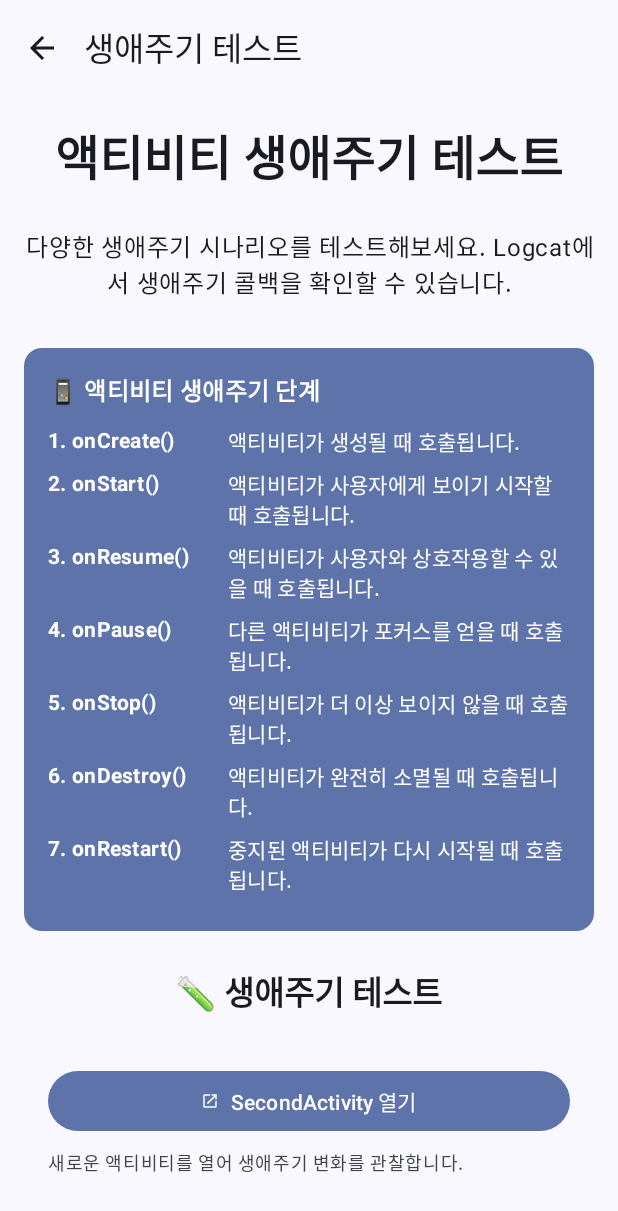
After one commit to bookhabit/android-applications, an Android app built with Jetpack Compose: the LifecycleTestScreen screen opened through its navigation route, on a phone screen of 412 x 824 dp. The commit adds this screen. Shown: the top 1211 px of the screen. Run offline under Robolectric (Android 15) with nearby library versions, the phone set to English and light mode, and no system bars.

Commit message:
feat: 생애주기 테스트 스크린 추가 및 MainActivity, SecondActivity에 생애주기 로그 추가

```diff
--- a/app/src/main/java/com/example/android_applicatoins/MainActivity.kt
+++ b/app/src/main/java/com/example/android_applicatoins/MainActivity.kt
@@ -1,6 +1,7 @@
 package com.example.android_applicatoins
 
 import android.os.Bundle
+import android.util.Log
 import androidx.activity.ComponentActivity
 import androidx.activity.compose.setContent
 import androidx.activity.enableEdgeToEdge
@@ -8,8 +9,12 @@ import com.example.android_applicatoins.navigation.AppNavigation
 import com.example.android_applicatoins.ui.theme.AndroidapplicatoinsTheme
 
 class MainActivity : ComponentActivity() {
+
+    private val TAG = "MainActivity_Lifecycle"
+
     override fun onCreate(savedInstanceState: Bundle?) {
         super.onCreate(savedInstanceState)
+        Log.d(TAG, "onCreate() 호출됨")
         enableEdgeToEdge()
         setContent {
             AndroidapplicatoinsTheme {
@@ -17,4 +22,34 @@ class MainActivity : ComponentActivity() {
             }
         }
     }
+
+    override fun onStart() {
+        super.onStart()
+        Log.d(TAG, "onStart() 호출됨")
+    }
+
+    override fun onResume() {
+        super.onResume()
+        Log.d(TAG, "onResume() 호출됨")
+    }
+
+    override fun onPause() {
+        super.onPause()
+        Log.d(TAG, "onPause() 호출됨")
+    }
+
+    override fun onStop() {
+        super.onStop()
+        Log.d(TAG, "onStop() 호출됨")
+    }
+
+    override fun onRestart() {
+        super.onRestart()
+        Log.d(TAG, "onRestart() 호출됨")
+    }
+
+    override fun onDestroy() {
+        super.onDestroy()
+        Log.d(TAG, "onDestroy() 호출됨")
+    }
 }
--- a/app/src/main/java/com/example/android_applicatoins/SecondActivity.kt
+++ b/app/src/main/java/com/example/android_applicatoins/SecondActivity.kt
@@ -1,6 +1,7 @@
 package com.example.android_applicatoins
 
 import android.os.Bundle
+import android.util.Log
 import androidx.activity.ComponentActivity
 import androidx.activity.compose.setContent
 import android.content.Intent
@@ -30,8 +31,12 @@ import androidx.compose.ui.unit.dp
 import com.example.android_applicatoins.ui.theme.AndroidapplicatoinsTheme
 
 class SecondActivity : ComponentActivity() {
+
+    private val TAG = "SecondActivity_Lifecycle"
+
     override fun onCreate(savedInstanceState: Bundle?) {
         super.onCreate(savedInstanceState)
+        Log.d(TAG, "onCreate() 호출됨")
         setContent {
             AndroidapplicatoinsTheme {
                 Surface(
@@ -56,6 +61,36 @@ class SecondActivity : ComponentActivity() {
                 }
             }
         }
+    }
+
+    override fun onStart() {
+        super.onStart()
+        Log.d(TAG, "onStart() 호출됨")
+    }
+
+    override fun onResume() {
+        super.onResume()
+        Log.d(TAG, "onResume() 호출됨")
+    }
+
+    override fun onPause() {
+        super.onPause()
+        Log.d(TAG, "onPause() 호출됨")
+    }
+
+    override fun onStop() {
+        super.onStop()
+        Log.d(TAG, "onStop() 호출됨")
+    }
+
+    override fun onRestart() {
+        super.onRestart()
+        Log.d(TAG, "onRestart() 호출됨")
+    }
+
+    override fun onDestroy() {
+        super.onDestroy()
+        Log.d(TAG, "onDestroy() 호출됨")
     }
 }
 
--- a/app/src/main/java/com/example/android_applicatoins/navigation/AppNavigation.kt
+++ b/app/src/main/java/com/example/android_applicatoins/navigation/AppNavigation.kt
@@ -26,6 +26,7 @@ import com.example.android_applicatoins.screens.basic.StepCounterScreen
 import com.example.android_applicatoins.screens.basic.GalleryScreen
 import com.example.android_applicatoins.screens.basic.IntentTestScreen
 import com.example.android_applicatoins.screens.basic.ImplicitIntentTestScreen
+import com.example.android_applicatoins.screens.basic.LifecycleTestScreen
 import com.example.android_applicatoins.screens.basic.listView.AdapterViewDemoScreen
 import com.example.android_applicatoins.screens.basic.listView.RecyclerViewDemoScreen
 import com.example.android_applicatoins.screens.basic.listView.SpinnerDemoScreen
@@ -62,6 +63,7 @@ sealed class Screen(val route: String) {
     object Gallery : Screen("gallery")
     object IntentTest : Screen("intent-test")
     object ImplicitIntentTest : Screen("implicit-intent-test")
+    object LifecycleTest : Screen("lifecycle-test")
 
     // 리스트 뷰 관련 스크린들
     object ListView : Screen("list-view")
@@ -118,6 +120,7 @@ fun AppNavigation(
                         "list-view" -> navController.navigate(Screen.ListView.route)
                         "intent-test" -> navController.navigate(Screen.IntentTest.route)
                         "implicit-intent-test" -> navController.navigate(Screen.ImplicitIntentTest.route)
+                        "lifecycle-test" -> navController.navigate(Screen.LifecycleTest.route)
                     }
                 }
             )
@@ -255,6 +258,12 @@ fun AppNavigation(
             )
         }
 
+        composable(Screen.LifecycleTest.route) {
+            LifecycleTestScreen(
+                onBackPressed = { navController.popBackStack() }
+            )
+        }
+
         // 리스트 뷰 관련 스크린들
         composable(Screen.ListView.route) {
             ListViewScreen(
--- a/app/src/main/java/com/example/android_applicatoins/screens/basic/BasicScreen.kt
+++ b/app/src/main/java/com/example/android_applicatoins/screens/basic/BasicScreen.kt
@@ -147,6 +147,13 @@ fun BasicScreen(
             description = "다양한 암시적 인텐트를 테스트해보세요",
             icon = Icons.Default.Language,
             route = "implicit-intent-test"
+        ),
+        AppItem(
+            id = "lifecycle-test",
+            title = "생애주기 테스트",
+            description = "액티비티 생애주기를 테스트해보세요",
+            icon = Icons.Default.Refresh,
+            route = "lifecycle-test"
         )
     )
 
--- /dev/null
+++ b/app/src/main/java/com/example/android_applicatoins/screens/basic/LifecycleTestScreen.kt
@@ -0,0 +1,330 @@
+package com.example.android_applicatoins.screens.basic
+
+import android.content.Intent
+import androidx.compose.foundation.layout.*
+import androidx.compose.foundation.rememberScrollState
+import androidx.compose.foundation.verticalScroll
+import androidx.compose.material.icons.Icons
+import androidx.compose.material.icons.filled.*
+import androidx.compose.material3.*
+import androidx.compose.runtime.*
+import androidx.compose.ui.Alignment
+import androidx.compose.ui.Modifier
+import androidx.compose.ui.platform.LocalContext
+import androidx.compose.ui.text.font.FontWeight
+import androidx.compose.ui.unit.dp
+import com.example.android_applicatoins.SecondActivity
+
+@OptIn(ExperimentalMaterial3Api::class)
+@Composable
+fun LifecycleTestScreen(
+    onBackPressed: () -> Unit
+) {
+    val context = LocalContext.current
+
+    Scaffold(
+        topBar = {
+            TopAppBar(
+                title = { Text("생애주기 테스트") },
+                navigationIcon = {
+                    IconButton(onClick = onBackPressed) {
+                        Icon(Icons.Default.ArrowBack, "뒤로가기")
+                    }
+                }
+            )
+        }
+    ) { innerPadding ->
+        Column(
+            modifier = Modifier
+                .fillMaxSize()
+                .padding(innerPadding)
+                .padding(16.dp)
+                .verticalScroll(rememberScrollState()),
+            horizontalAlignment = Alignment.CenterHorizontally
+        ) {
+            Text(
+                text = "액티비티 생애주기 테스트",
+                style = MaterialTheme.typography.headlineLarge,
+                fontWeight = FontWeight.Bold,
+                modifier = Modifier.padding(bottom = 24.dp)
+            )
+
+            Text(
+                text = "다양한 생애주기 시나리오를 테스트해보세요. Logcat에서 생애주기 콜백을 확인할 수 있습니다.",
+                style = MaterialTheme.typography.bodyLarge,
+                modifier = Modifier.padding(bottom = 32.dp),
+                textAlign = androidx.compose.ui.text.style.TextAlign.Center
+            )
+
+            // 생애주기 설명
+            Card(
+                modifier = Modifier.fillMaxWidth(),
+                colors = CardDefaults.cardColors(
+                    containerColor = MaterialTheme.colorScheme.primaryContainer
+                )
+            ) {
+                Column(
+                    modifier = Modifier.padding(16.dp)
+                ) {
+                    Text(
+                        text = "📱 액티비티 생애주기 단계",
+                        style = MaterialTheme.typography.titleMedium,
+                        fontWeight = FontWeight.Bold,
+                        modifier = Modifier.padding(bottom = 12.dp)
+                    )
+
+                    LifecycleStep(
+                        step = "1. onCreate()",
+                        description = "액티비티가 생성될 때 호출됩니다."
+                    )
+
+                    LifecycleStep(
+                        step = "2. onStart()",
+                        description = "액티비티가 사용자에게 보이기 시작할 때 호출됩니다."
+                    )
+
+                    LifecycleStep(
+                        step = "3. onResume()",
+                        description = "액티비티가 사용자와 상호작용할 수 있을 때 호출됩니다."
+                    )
+
+                    LifecycleStep(
+                        step = "4. onPause()",
+                        description = "다른 액티비티가 포커스를 얻을 때 호출됩니다."
+                    )
+
+                    LifecycleStep(
+                        step = "5. onStop()",
+                        description = "액티비티가 더 이상 보이지 않을 때 호출됩니다."
+                    )
+
+                    LifecycleStep(
+                        step = "6. onDestroy()",
+                        description = "액티비티가 완전히 소멸될 때 호출됩니다."
+                    )
+
+                    LifecycleStep(
+                        step = "7. onRestart()",
+                        description = "중지된 액티비티가 다시 시작될 때 호출됩니다."
+                    )
+                }
+            }
+
+            Spacer(modifier = Modifier.height(24.dp))
+
+            // 테스트 버튼들
+            Text(
+                text = "🧪 생애주기 테스트",
+                style = MaterialTheme.typography.titleLarge,
+                fontWeight = FontWeight.Bold,
+                modifier = Modifier.padding(bottom = 16.dp)
+            )
+
+            // SecondActivity 열기
+            LifecycleTestButton(
+                text = "SecondActivity 열기",
+                icon = Icons.Default.OpenInNew,
+                description = "새로운 액티비티를 열어 생애주기 변화를 관찰합니다.",
+                onClick = {
+                    val intent = Intent(context, SecondActivity::class.java)
+                    context.startActivity(intent)
+                }
+            )
+
+            // 홈 버튼 시뮬레이션
+            LifecycleTestButton(
+                text = "홈 버튼 효과",
+                icon = Icons.Default.Home,
+                description = "홈 버튼을 누른 것과 같은 효과를 시뮬레이션합니다.",
+                onClick = {
+                    val homeIntent = Intent(Intent.ACTION_MAIN)
+                    homeIntent.addCategory(Intent.CATEGORY_HOME)
+                    homeIntent.flags = Intent.FLAG_ACTIVITY_NEW_TASK
+                    context.startActivity(homeIntent)
+                }
+            )
+
+            // 설정 앱 열기
+            LifecycleTestButton(
+                text = "설정 앱 열기",
+                icon = Icons.Default.Settings,
+                description = "설정 앱을 열어 현재 앱이 백그라운드로 이동하는 것을 관찰합니다.",
+                onClick = {
+                    val intent = Intent(android.provider.Settings.ACTION_SETTINGS)
+                    context.startActivity(intent)
+                }
+            )
+
+            // 알림 패널 열기
+            LifecycleTestButton(
+                text = "알림 패널 열기",
+                icon = Icons.Default.Notifications,
+                description = "알림 패널을 열어 앱이 일시적으로 일시정지되는 것을 관찰합니다.",
+                onClick = {
+                    // 알림 패널을 열기 위해 시스템 UI를 조작
+                    // 실제로는 사용자가 직접 알림 패널을 열어야 합니다
+                    // 여기서는 설명만 제공
+                }
+            )
+
+            Spacer(modifier = Modifier.height(24.dp))
+
+            // 로그 확인 방법
+            Card(
+                modifier = Modifier.fillMaxWidth(),
+                colors = CardDefaults.cardColors(
+                    containerColor = MaterialTheme.colorScheme.secondaryContainer
+                )
+            ) {
+                Column(
+                    modifier = Modifier.padding(16.dp)
+                ) {
+                    Text(
+                        text = "📋 로그 확인 방법",
+                        style = MaterialTheme.typography.titleMedium,
+                        fontWeight = FontWeight.Bold,
+                        modifier = Modifier.padding(bottom = 8.dp)
+                    )
+
+                    Text(
+                        text = "1. Android Studio의 Logcat 창을 엽니다",
+                        style = MaterialTheme.typography.bodyMedium,
+                        modifier = Modifier.padding(bottom = 4.dp)
+                    )
+
+                    Text(
+                        text = "2. 검색 필터에 'Lifecycle'을 입력합니다",
+                        style = MaterialTheme.typography.bodyMedium,
+                        modifier = Modifier.padding(bottom = 4.dp)
+                    )
+
+                    Text(
+                        text = "3. 위의 테스트 버튼들을 클릭하여 생애주기 변화를 관찰합니다",
+                        style = MaterialTheme.typography.bodyMedium,
+                        modifier = Modifier.padding(bottom = 4.dp)
+                    )
+
+                    Text(
+                        text = "4. 각 단계에서 호출되는 콜백 메서드를 확인합니다",
+                        style = MaterialTheme.typography.bodyMedium
+                    )
+                }
+            }
+
+            Spacer(modifier = Modifier.height(24.dp))
+
+            // 주의사항
+            Card(
+                modifier = Modifier.fillMaxWidth(),
+                colors = CardDefaults.cardColors(
+                    containerColor = MaterialTheme.colorScheme.errorContainer
+                )
+            ) {
+                Column(
+                    modifier = Modifier.padding(16.dp)
+                ) {
+                    Text(
+                        text = "⚠️ 주의사항",
+                        style = MaterialTheme.typography.titleMedium,
+                        fontWeight = FontWeight.Bold,
+                        color = MaterialTheme.colorScheme.onErrorContainer,
+                        modifier = Modifier.padding(bottom = 8.dp)
+                    )
+
+                    Text(
+                        text = "• 실제 기기에서 테스트하는 것이 더 정확합니다",
+                        style = MaterialTheme.typography.bodyMedium,
+                        color = MaterialTheme.colorScheme.onErrorContainer,
+                        modifier = Modifier.padding(bottom = 4.dp)
+                    )
+
+                    Text(
+                        text = "• 에뮬레이터에서는 일부 생애주기가 다르게 동작할 수 있습니다",
+                        style = MaterialTheme.typography.bodyMedium,
+                        color = MaterialTheme.colorScheme.onErrorContainer,
+                        modifier = Modifier.padding(bottom = 4.dp)
+                    )
+
+                    Text(
+                        text = "• 시스템 설정에 따라 생애주기 동작이 달라질 수 있습니다",
+                        style = MaterialTheme.typography.bodyMedium,
+                        color = MaterialTheme.colorScheme.onErrorContainer
+                    )
+                }
+            }
+        }
+    }
+}
+
+@Composable
+fun LifecycleStep(
+    step: String,
+    description: String
+) {
+    Row(
+        modifier = Modifier
+            .fillMaxWidth()
+            .padding(bottom = 8.dp),
+        verticalAlignment = Alignment.Top
+    ) {
+        Text(
+            text = step,
+            style = MaterialTheme.typography.bodyMedium,
+            fontWeight = FontWeight.Bold,
+            modifier = Modifier.width(120.dp)
+        )
+
+        Text(
+            text = description,
+            style = MaterialTheme.typography.bodyMedium,
+            modifier = Modifier.weight(1f)
+        )
+    }
+}
+
+@Composable
+fun LifecycleTestButton(
+    text: String,
+    icon: androidx.compose.ui.graphics.vector.ImageVector,
+    description: String,
+    onClick: () -> Unit
+) {
+    Card(
+        modifier = Modifier
+            .fillMaxWidth()
+            .padding(bottom = 16.dp),
+        colors = CardDefaults.cardColors(
+            containerColor = MaterialTheme.colorScheme.surface
+        )
+    ) {
+        Column(
+            modifier = Modifier.padding(16.dp)
+        ) {
+            Button(
+                onClick = onClick,
+                modifier = Modifier.fillMaxWidth(),
+                colors = ButtonDefaults.buttonColors(
+                    containerColor = MaterialTheme.colorScheme.primaryContainer,
+                    contentColor = MaterialTheme.colorScheme.onPrimaryContainer
+                )
+            ) {
+                Icon(
+                    imageVector = icon,
+                    contentDescription = text,
+                    modifier = Modifier
+                        .size(20.dp)
+                        .padding(end = 8.dp)
+                )
+                Text(text)
+            }
+
+            Spacer(modifier = Modifier.height(8.dp))
+
+            Text(
+                text = description,
+                style = MaterialTheme.typography.bodySmall,
+                color = MaterialTheme.colorScheme.onSurfaceVariant
+            )
+        }
+    }
+}
```
